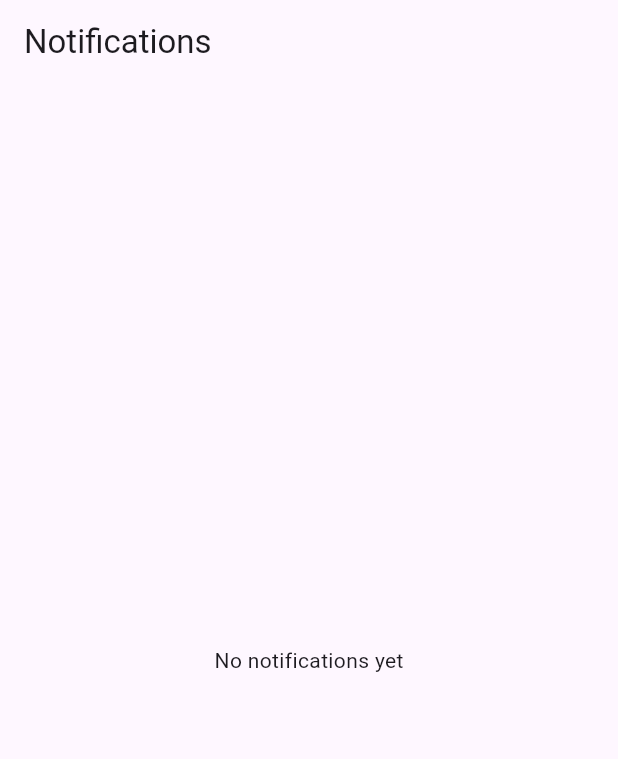
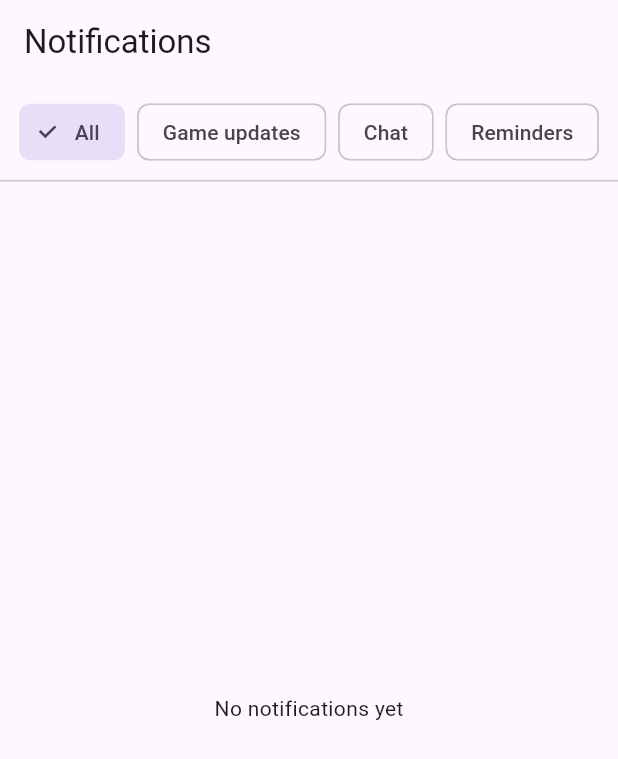
Before and after one commit to MayeshaJ/gr13-gamelink-fall-2025, a Flutter app: the NotificationsView screen opened by its route, on a phone screen of 412 x 824 dp. Shown: the top 759 px of the screen. Run offline on Flutter 3.47's test engine with Material 3 defaults, Android fonts, the phone set to English and light mode, and no system bars; our stand-ins replace cloud_firestore, firebase_auth, firebase_core, firebase_messaging, firebase_storage, go_router and 2 more; accounts and stored records are empty.

Commit message:
Add categorized notifications UI (Game Updates, Chat, Reminders)

```diff
--- a/lib/views/notifications/notifications_view.dart
+++ b/lib/views/notifications/notifications_view.dart
@@ -3,19 +3,68 @@ import 'package:cloud_firestore/cloud_firestore.dart';
 
 import '../../controllers/notification_controller.dart';
 
-class NotificationsView extends StatelessWidget {
+class NotificationsView extends StatefulWidget{
   const NotificationsView({super.key});
 
   @override
+  State<NotificationsView> createState() => _NotificationsViewState();
+}
+
+class _NotificationsViewState extends State<NotificationsView> {
+  final controller = NotificationController.instance;
+
+  // 'all', 'game_update', 'chat', 'reminder'
+  String _selectedCategory = 'all';
+
+  @override
   Widget build(BuildContext context) {
-    final controller = NotificationController.instance;
 
     return Scaffold(
       appBar: AppBar(
         title: const Text('Notifications'),
         automaticallyImplyLeading: false,
       ),
-      body: StreamBuilder<QuerySnapshot>(
+      body: Column(
+        children: [
+          Padding(
+            padding: const EdgeInsets.all(8),
+            child: Wrap(
+              spacing: 8,
+              children: [
+                ChoiceChip(
+                  label: const Text('All'),
+                  selected: _selectedCategory == 'all',
+                  onSelected: (_) {
+                    setState(() => _selectedCategory = 'all');
+                  },
+                ),
+                ChoiceChip(
+                  label: const Text('Game updates'),
+                  selected: _selectedCategory == 'game_update',
+                  onSelected: (_) {
+                    setState(() => _selectedCategory = 'game_update');
+                  },
+                ),
+                ChoiceChip(
+                  label: const Text('Chat'),
+                  selected: _selectedCategory == 'chat',
+                  onSelected: (_) {
+                    setState(() => _selectedCategory = 'chat');
+                  },
+                ),
+                ChoiceChip(
+                  label: const Text('Reminders'),
+                  selected: _selectedCategory == 'reminder',
+                  onSelected: (_) {
+                    setState(() => _selectedCategory = 'reminder');
+                  },
+                ),
+              ],
+            ),
+          ),
+          const Divider(height: 1),
+          Expanded(
+            child: StreamBuilder<QuerySnapshot>(
               stream: controller.watchNotificationsForCurrentUser(),
               builder: (context, snapshot) {
                 if (snapshot.connectionState == ConnectionState.waiting) {
@@ -27,12 +76,46 @@ class NotificationsView extends StatelessWidget {
 
                 final docs = snapshot.data!.docs;
 
+                // Apply category filter
+                final filteredDocs = _selectedCategory == 'all'
+                    ? docs
+                    : docs.where((doc) {
+                        final data =
+                            doc.data() as Map<String, dynamic>? ?? {};
+                        final category =
+                            data['category'] as String? ?? 'general';
+                        if (_selectedCategory == 'reminder') {
+                          return category == 'reminder';
+                        }
+                        if (_selectedCategory == 'chat') {
+                          return category == 'chat';
+                        }
+                        if (_selectedCategory == 'game_update') {
+                          // treat legacy types as game_update
+                          final type = data['type'] as String? ?? '';
+                          return category == 'game_update' ||
+                              type == 'player_joined' ||
+                              type == 'player_left' ||
+                              type == 'game_cancelled' ||
+                              type == 'game_rescheduled' ||
+                              type == 'spot_open';
+                        }
+                        return true;
+                      }).toList();
+
+                if (filteredDocs.isEmpty) {
+                  return const Center(
+                    child: Text('No notifications in this category'),
+                  );
+                }
+
                 return ListView.separated(
-            itemCount: docs.length,
+                  itemCount: filteredDocs.length,
                   separatorBuilder: (_, __) => const Divider(height: 1),
                   itemBuilder: (context, index) {
-              final doc = docs[index];
-              final data = doc.data() as Map<String, dynamic>;
+                    final doc = filteredDocs[index];
+                    final data =
+                        doc.data() as Map<String, dynamic>? ?? {};
                     final message = data['message'] as String? ?? '';
                     final createdAt = (data['createdAt'] as Timestamp?)
                             ?.toDate()
@@ -58,6 +141,9 @@ class NotificationsView extends StatelessWidget {
                 );
               },
             ),
+          ),
+        ],
+      ),
     );
   }
 }
```
Lines whose indentation alone changed are shown as unchanged.
